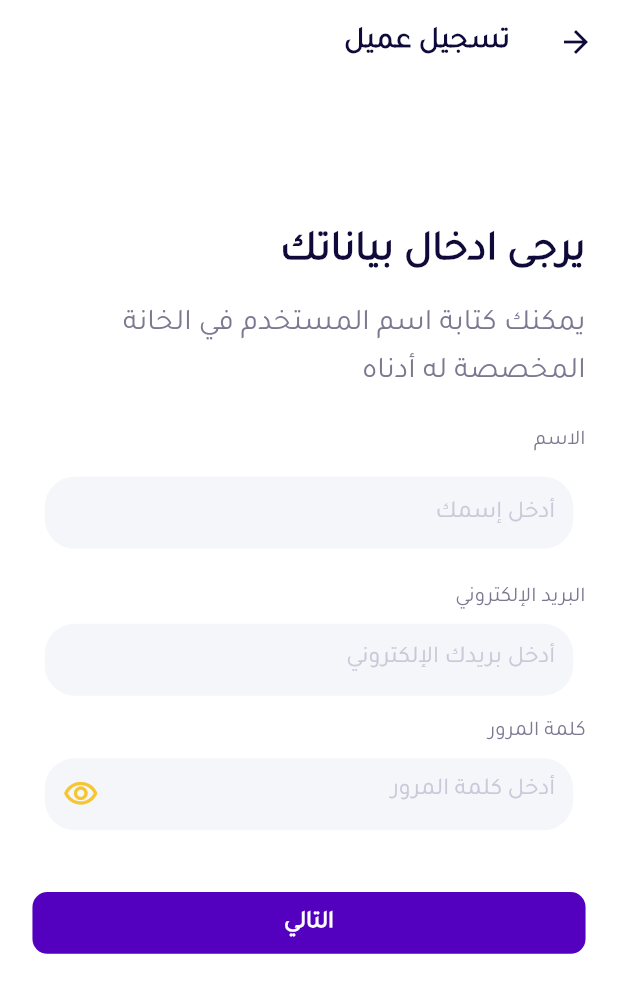
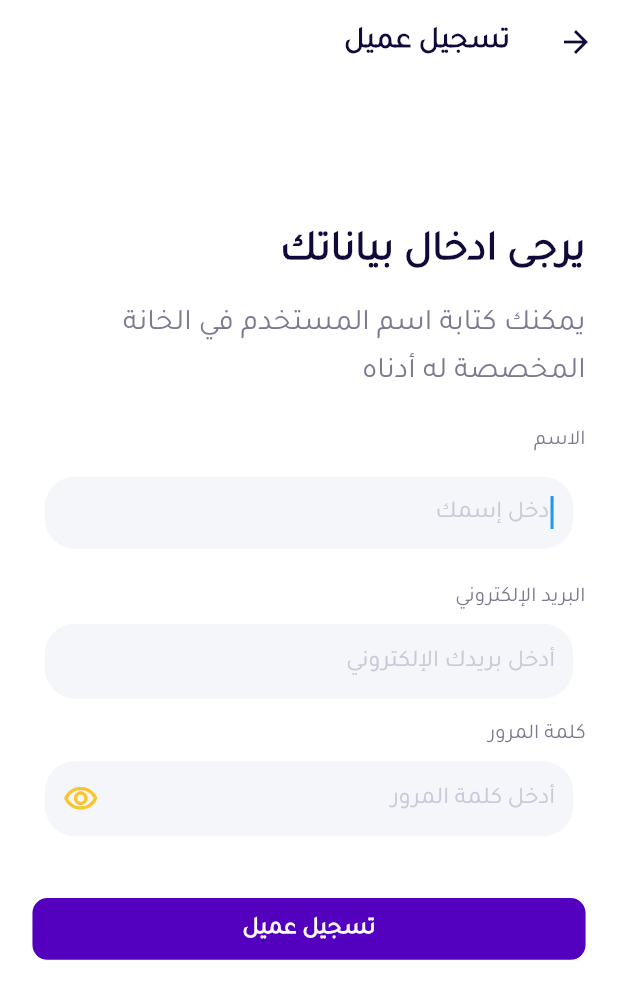
Before and after one commit to Mohamed-Salem7/smart, a Flutter app: the RegisterCliente screen opened directly, on a phone screen of 412 x 824 dp. Shown: the top 999 px of the screen. Run offline on Flutter 3.47's test engine with Material 2 defaults, Android fonts, the phone set to English and light mode, and no system bars; our stand-ins replace bloc, buildcondition, cloud_firestore, firebase_auth, firebase_core, flutter_bloc and 6 more; missing offline and left inert: fake_cloud_firestore, flutter_verification_code, text_form_field_wrapper; accounts and stored records are empty.

Commit message:
commit master

```diff
--- a/lib/layout/Login/Register_Cliente.dart
+++ b/lib/layout/Login/Register_Cliente.dart
@@ -1,4 +1,5 @@
 import 'package:buildcondition/buildcondition.dart';
+import 'package:flutter/cupertino.dart';
 import 'package:flutter/material.dart';
 import 'package:flutter/services.dart';
 import 'package:flutter_bloc/flutter_bloc.dart';
@@ -14,13 +15,15 @@ class RegisterCliente extends StatelessWidget {
   @override
   Widget build(BuildContext context) {
     var size = MediaQuery.of(context).size;
+    final formKey = GlobalKey<FormState>();
     var nameController = TextEditingController();
     var emailController = TextEditingController();
     var passwordController = TextEditingController();
     return BlocProvider(
-      create: (context) => LoginCubit(),
+      create: (BuildContext context) => LoginCubit(),
       child: BlocConsumer<LoginCubit, LoginState>(
         builder: (context, state) {
+          var loginCubit = LoginCubit.get(context);
           return Scaffold(
             backgroundColor: Colors.white,
             appBar: AppBar(
@@ -45,6 +48,7 @@ class RegisterCliente extends StatelessWidget {
               padding: EdgeInsets.symmetric(
                   horizontal: size.width * 0.0525,
                   vertical: size.height * 0.02),
+              child: Form(
                 child: SingleChildScrollView(
                   physics: const BouncingScrollPhysics(),
                   child: Column(
@@ -103,9 +107,29 @@ class RegisterCliente extends StatelessWidget {
                             horizontal: size.width * 0.02,
                             vertical: size.height * 0.01),
                         child: TextFormField(
-                        onTap: () {},
+                          autofocus: true,
+                          // onTap: () {
+                          //   // showTimePicker(
+                          //   //   context: context,
+                          //   //   initialTime: TimeOfDay.now(),
+                          //   // ).then((value) {
+                          //   //   nameController.text =
+                          //   //       value!.format(context).toString();
+                          //   // });
+                          //
+                          // },
                           keyboardType: TextInputType.name,
-                        controller: nameController,
+
+                          controller: loginCubit.nameController,
+                          onTap: ()
+                          {
+                            print(loginCubit.nameController);
+                          },
+                          onChanged: (value)
+                          {
+                            loginCubit.saveTextFormField(value);
+                          },
+                          mouseCursor: MouseCursor.defer,
                           validator: (value) {
                             if (value == null) {
                               return 'رجاءا أدخل إسمك';
@@ -126,11 +150,15 @@ class RegisterCliente extends StatelessWidget {
                             fillColor: const Color(0xffF5F6FA),
                             enabledBorder: UnderlineInputBorder(
                               borderSide: BorderSide.none,
-                            borderRadius: BorderRadius.circular(20,),
+                              borderRadius: BorderRadius.circular(
+                                20,
+                              ),
                             ),
                             focusedBorder: UnderlineInputBorder(
                               borderSide: BorderSide.none,
-                            borderRadius: BorderRadius.circular(20,),
+                              borderRadius: BorderRadius.circular(
+                                20,
+                              ),
                             ),
                             hintStyle: TextStyle(
                               fontFamily: 'Tajawal',
@@ -159,9 +187,13 @@ class RegisterCliente extends StatelessWidget {
                         padding:
                             EdgeInsets.symmetric(horizontal: size.width * 0.02),
                         child: TextFormField(
-                        controller: emailController,
+                          controller: loginCubit.emailController,
                           onTap: () {},
                           textAlign: TextAlign.start,
+                          onChanged: (value)
+                          {
+                            loginCubit.saveTextFormField(value);
+                          },
                           keyboardType: TextInputType.emailAddress,
                           validator: (value) {
                             if (value == null) {
@@ -169,7 +201,7 @@ class RegisterCliente extends StatelessWidget {
                             }
                             return null;
                           },
-                        decoration:  InputDecoration(
+                          decoration: InputDecoration(
                             border: InputBorder.none,
                             hintText: 'أدخل بريدك الإلكتروني',
                             hintStyle: const TextStyle(
@@ -181,17 +213,21 @@ class RegisterCliente extends StatelessWidget {
                             fillColor: const Color(0xffF5F6FA),
                             focusedBorder: UnderlineInputBorder(
                               borderSide: BorderSide.none,
-                            borderRadius: BorderRadius.circular(20,),
+                              borderRadius: BorderRadius.circular(
+                                20,
+                              ),
                             ),
                             enabledBorder: UnderlineInputBorder(
                               borderSide: BorderSide.none,
-                            borderRadius: BorderRadius.circular(20,),
+                              borderRadius: BorderRadius.circular(
+                                20,
+                              ),
                             ),
                           ),
                           style: TextStyle(
                             fontFamily: 'Tajawal',
                             fontSize: 16,
-                          height: size.height * 0.001,
+                            height: size.height * 0.002,
                           ),
                         ),
                       ),
@@ -213,7 +249,7 @@ class RegisterCliente extends StatelessWidget {
                         padding:
                             EdgeInsets.symmetric(horizontal: size.width * 0.02),
                         child: TextFormField(
-                        controller: passwordController,
+                          controller: loginCubit.passwordController,
                           onTap: () {},
                           textAlign: TextAlign.start,
                           keyboardType: TextInputType.visiblePassword,
@@ -224,6 +260,10 @@ class RegisterCliente extends StatelessWidget {
                             return null;
                           },
                           obscureText: LoginCubit.get(context).isPassword,
+                          onChanged: (value)
+                          {
+                            loginCubit.saveTextFormField(value);
+                          },
                           decoration: InputDecoration(
                             border: InputBorder.none,
                             suffixIcon: LoginCubit.get(context).suffix != null
@@ -243,11 +283,15 @@ class RegisterCliente extends StatelessWidget {
                             fillColor: const Color(0xffF5F6FA),
                             enabledBorder: UnderlineInputBorder(
                               borderSide: BorderSide.none,
-                            borderRadius: BorderRadius.circular(20,),
+                              borderRadius: BorderRadius.circular(
+                                20,
+                              ),
                             ),
                             focusedBorder: UnderlineInputBorder(
                               borderSide: BorderSide.none,
-                            borderRadius: BorderRadius.circular(20,),
+                              borderRadius: BorderRadius.circular(
+                                20,
+                              ),
                             ),
                             hintStyle: const TextStyle(
                               fontFamily: 'Tajawal',
@@ -255,10 +299,11 @@ class RegisterCliente extends StatelessWidget {
                               color: Color(0xffcbc9d9),
                             ),
                           ),
-                        style: const TextStyle(
+                          style:  TextStyle(
                             fontFamily: 'Tajawal',
                             fontSize: 16,
                             color: Color(0xff0F0A39),
+                            height: size.height * 0.002
                           ),
                         ),
                       ),
@@ -270,10 +315,18 @@ class RegisterCliente extends StatelessWidget {
                         builder: (context) => InkWell(
                           onTap: () {
                             LoginCubit.get(context).registerClient(
-                            email: emailController.text,
-                            name: nameController.text,
-                            password: passwordController.text,
+                              email: loginCubit.emailController.text,
+                              name: loginCubit.nameController.text,
+                              password: loginCubit.passwordController.text,
                             );
+                            // if(formKey.currentState!.validate())
+                            // {
+                            //   LoginCubit.get(context).registerClient(
+                            //     email: emailController.text,
+                            //     name: nameController.text,
+                            //     password: passwordController.text,
+                            //   );
+                            // }
                           },
                           child: Container(
                             height: size.height * 0.05,
@@ -284,7 +337,7 @@ class RegisterCliente extends StatelessWidget {
                             ),
                             child: Center(
                               child: Text(
-                              'التالي',
+                                'تسجيل عميل',
                                 style: TextStyle(
                                   fontFamily: 'Tajawal',
                                   fontSize: 16,
@@ -292,7 +345,7 @@ class RegisterCliente extends StatelessWidget {
                                   fontWeight: FontWeight.w700,
                                   height: size.height * 0.001,
                                 ),
-                              textHeightBehavior: TextHeightBehavior(
+                                textHeightBehavior: const TextHeightBehavior(
                                     applyHeightToFirstAscent: false),
                                 textAlign: TextAlign.center,
                                 softWrap: false,
@@ -308,11 +361,11 @@ class RegisterCliente extends StatelessWidget {
                   ),
                 ),
               ),
+            ),
           );
         },
-        listener: (context, state)
-        {
-          if(state is SuccessRegisterClient) {
+        listener: (context, state) {
+          if (state is SuccessRegisterClient) {
             navigatorFinished(context, const MainScreen());
           }
         },
--- a/lib/layout/Login/Register_Dealer.dart
+++ b/lib/layout/Login/Register_Dealer.dart
@@ -767,7 +767,7 @@ class RegisterDealer extends StatelessWidget {
                               ),
                               child: const Center(
                                 child: Text(
-                                  'التالي',
+                                  'تسجيل مزود الخدمة',
                                   style: TextStyle(
                                     fontFamily: 'Tajawal',
                                     fontSize: 16,
--- a/lib/modules/Login/cubit/cubit.dart
+++ b/lib/modules/Login/cubit/cubit.dart
@@ -45,6 +45,18 @@ class LoginCubit extends Cubit<LoginState> {
     suffix =
         isPassword ? Icons.visibility_outlined : Icons.visibility_off_outlined;
     emit(ChangeVisibilityPassword());
+  }
+
+
+  var nameController = TextEditingController();
+  var emailController = TextEditingController();
+  var passwordController = TextEditingController();
+  void saveTextFormField(String value)
+  {
+    value = nameController.text;
+    value = emailController.text;
+    value = passwordController.text;
+    emit(SaveTextFormField());
   }
 
   void loginUser({
@@ -107,7 +119,7 @@ class LoginCubit extends Cubit<LoginState> {
       );
     }).catchError((error) {
       print(error.toString());
-      emit(ErrorRegisterClient(error));
+      emit(ErrorRegisterClient(error.toString()));
     });
   }
 
--- a/lib/modules/Login/cubit/state.dart
+++ b/lib/modules/Login/cubit/state.dart
@@ -38,3 +38,5 @@ class ErrorRegisterClient extends LoginState {
   final String error;
   ErrorRegisterClient(this.error);
 }
+
+class SaveTextFormField extends LoginState {}
```
Lines whose indentation alone changed are shown as unchanged.
